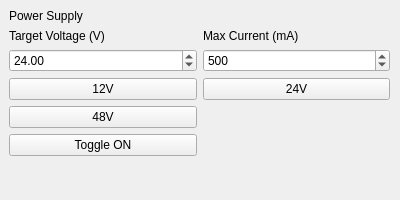
The window that src/UI/widgets/powersupplysetupwidget.ui (Kemsa/RelayTesterRaspberry) describes before a commit, drawn with Qt 5.
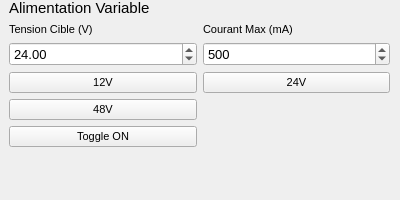
The same window after the commit. Custom widgets are drawn as their Qt base class.

Commit message:
make interface on windows and raspberry closer
fix

Diff of the .ui file:
```diff
--- a/src/UI/widgets/powersupplysetupwidget.ui
+++ b/src/UI/widgets/powersupplysetupwidget.ui
@@ -10,6 +10,12 @@
     <height>200</height>
    </rect>
   </property>
+  <property name="font">
+   <font>
+    <family>Arial</family>
+    <pointsize>8</pointsize>
+   </font>
+  </property>
   <property name="windowTitle">
    <string>Form</string>
   </property>
@@ -29,9 +35,6 @@
     <property name="leftMargin">
      <number>10</number>
     </property>
-    <property name="topMargin">
-     <number>10</number>
-    </property>
     <property name="rightMargin">
      <number>10</number>
     </property>
@@ -40,6 +43,12 @@
     </property>
     <item row="4" column="0">
      <widget class="QPushButton" name="predef48V_PB">
+      <property name="font">
+       <font>
+        <family>Arial</family>
+        <pointsize>8</pointsize>
+       </font>
+      </property>
       <property name="text">
        <string>48V</string>
       </property>
@@ -47,6 +56,18 @@
     </item>
     <item row="3" column="0">
      <widget class="QPushButton" name="predef12V_PB">
+      <property name="sizePolicy">
+       <sizepolicy hsizetype="Minimum" vsizetype="Minimum">
+        <horstretch>0</horstretch>
+        <verstretch>0</verstretch>
+       </sizepolicy>
+      </property>
+      <property name="font">
+       <font>
+        <family>Arial</family>
+        <pointsize>8</pointsize>
+       </font>
+      </property>
       <property name="text">
        <string>12V</string>
       </property>
@@ -54,6 +75,12 @@
     </item>
     <item row="5" column="0">
      <widget class="QPushButton" name="toggleSupply_PB">
+      <property name="font">
+       <font>
+        <family>Arial</family>
+        <pointsize>8</pointsize>
+       </font>
+      </property>
       <property name="text">
        <string>Toggle ON</string>
       </property>
@@ -61,13 +88,25 @@
     </item>
     <item row="1" column="0">
      <widget class="QLabel" name="label">
+      <property name="font">
+       <font>
+        <family>Arial</family>
+        <pointsize>8</pointsize>
+       </font>
+      </property>
       <property name="text">
-       <string>Target Voltage (V)</string>
+       <string>Tension Cible (V)</string>
       </property>
      </widget>
     </item>
     <item row="2" column="1">
      <widget class="QSpinBox" name="current_SB">
+      <property name="font">
+       <font>
+        <family>Arial</family>
+        <pointsize>10</pointsize>
+       </font>
+      </property>
       <property name="maximum">
        <number>2000</number>
       </property>
@@ -91,8 +130,14 @@
     </item>
     <item row="1" column="1">
      <widget class="QLabel" name="label_2">
+      <property name="font">
+       <font>
+        <family>Arial</family>
+        <pointsize>8</pointsize>
+       </font>
+      </property>
       <property name="text">
-       <string>Max Current (mA)</string>
+       <string>Courant Max (mA)</string>
       </property>
      </widget>
     </item>
@@ -124,13 +169,25 @@
     </item>
     <item row="0" column="0">
      <widget class="QLabel" name="label_3">
+      <property name="font">
+       <font>
+        <family>Arial</family>
+        <pointsize>11</pointsize>
+       </font>
+      </property>
       <property name="text">
-       <string>Power Supply</string>
+       <string>Alimentation Variable</string>
       </property>
      </widget>
     </item>
     <item row="2" column="0">
      <widget class="QDoubleSpinBox" name="voltage_SB">
+      <property name="font">
+       <font>
+        <family>Arial</family>
+        <pointsize>10</pointsize>
+       </font>
+      </property>
       <property name="maximum">
        <double>60.000000000000000</double>
       </property>
@@ -141,6 +198,18 @@
     </item>
     <item row="3" column="1">
      <widget class="QPushButton" name="predef24V_PB">
+      <property name="sizePolicy">
+       <sizepolicy hsizetype="Minimum" vsizetype="Minimum">
+        <horstretch>0</horstretch>
+        <verstretch>0</verstretch>
+       </sizepolicy>
+      </property>
+      <property name="font">
+       <font>
+        <family>Arial</family>
+        <pointsize>8</pointsize>
+       </font>
+      </property>
       <property name="text">
        <string>24V</string>
       </property>
```
The commit also changes 6 other files.
